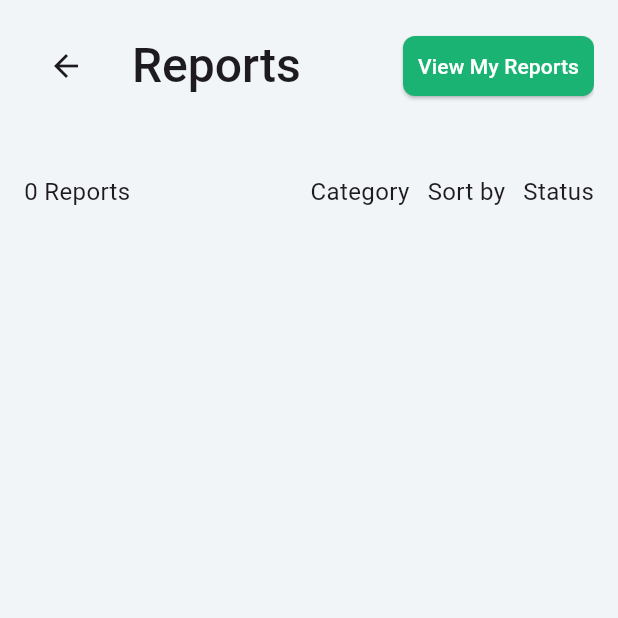
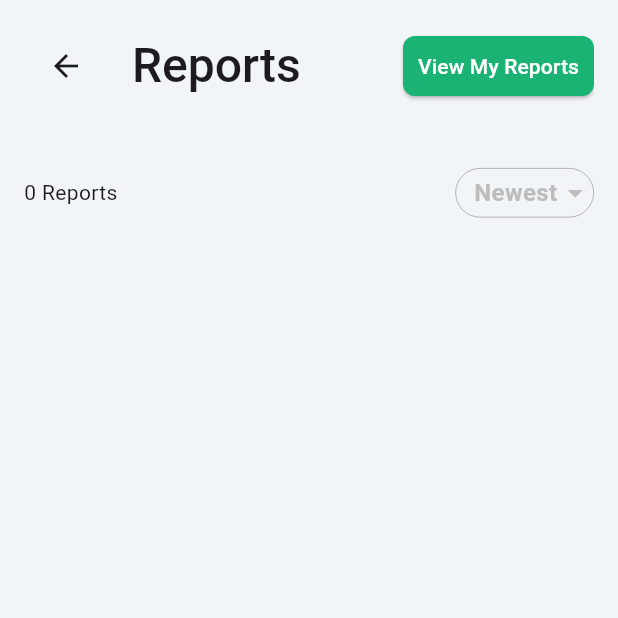
Before and after one commit to panithan-doe/KU-Reporting-app, a Flutter app: the HomeScreen screen opened directly, after a tap on "Reports", on a phone screen of 412 x 824 dp, the top half of it. Run offline on Flutter 3.47's test engine with Material 3 defaults, Android fonts, the light colour scheme and no system bars; our stand-ins replace cloud_firestore, firebase_auth, firebase_core, fl_chart, google_sign_in, image_picker; accounts and stored records are empty.

Commit message:
add sorting to all-reports page

```diff
--- a/lib/screens/reports/all_reports.dart
+++ b/lib/screens/reports/all_reports.dart
@@ -1,18 +1,31 @@
 import 'package:cloud_firestore/cloud_firestore.dart';
 import 'package:flutter/material.dart';
 import 'package:ku_report_app/screens/reports/my_reports.dart';
+import 'package:ku_report_app/theme/color.dart';
+import 'package:ku_report_app/widgets/filter_bar.dart';
 import 'package:ku_report_app/services/report_service.dart';
 import 'package:ku_report_app/widgets/listtile_report.dart';
 
-class AllReportsScreen extends StatelessWidget {
-  AllReportsScreen({super.key});
+class AllReportsScreen extends StatefulWidget {
+  const AllReportsScreen({super.key});
 
+  @override
+  State<AllReportsScreen> createState() => _AllReportsScreenState();
+}
+
+class _AllReportsScreenState extends State<AllReportsScreen> {
   final ReportService reportService = ReportService();
+
+  // Keep track of which sorting option is selected.
+  // "Newest" or "Oldest"
+  String _sortOption = 'Newest';
 
   @override
   Widget build(BuildContext context) {
     return Scaffold(
       backgroundColor: const Color(0xFFF2F5F7),
+
+      // Example custom appBar
       appBar: PreferredSize(
         preferredSize: const Size.fromHeight(100),
         child: Padding(
@@ -26,7 +39,10 @@ class AllReportsScreen extends StatelessWidget {
             actions: [
               ElevatedButton(
                 onPressed: () {
-                  Navigator.push(context, MaterialPageRoute(builder: (context) => MyReportsPage()));
+                  Navigator.push(
+                    context,
+                    MaterialPageRoute(builder: (context) => MyReportsPage()),
+                  );
                 },
                 style: ElevatedButton.styleFrom(
                   backgroundColor: const Color.fromARGB(255, 27, 179, 115),
@@ -45,10 +61,10 @@ class AllReportsScreen extends StatelessWidget {
           ),
         ),
       ),
-      body: Container(
-        color: const Color(0xFFF2F5F7),
-        child: StreamBuilder<QuerySnapshot>(
-          stream: reportService.getAllReportStream(),
+
+      // Now we use our "sorted" stream instead of the plain getAllReportStream()
+      body: StreamBuilder<QuerySnapshot>(
+        stream: _getSortedReportStream(),
         builder: (context, snapshot) {
           if (!snapshot.hasData) {
             return const Center(child: CircularProgressIndicator());
@@ -57,31 +73,28 @@ class AllReportsScreen extends StatelessWidget {
 
           return Column(
             children: [
-                Padding(
-                  padding: const EdgeInsets.all(16),
-                  child: Row(
-                    mainAxisAlignment: MainAxisAlignment.spaceBetween,
-                    children: [
-                      Text(
-                        '${reportList.length} Reports',
-                        style: const TextStyle(fontSize: 16),
+              // FilterBar that triggers the bottom sheet
+              FilterBar(
+                onSortTap: () => _showSortBottomSheet(context),
+                currentSort: _sortOption,
+                reportsLength: reportList.length,
               ),
-                      // Filter and Sorting
-                      Row(
-                        children: const [
-                          Text('Category', style: TextStyle(fontSize: 16)),
-                          SizedBox(width: 12),
-                          Text('Sort by', style: TextStyle(fontSize: 16)),
-                          SizedBox(width: 12),
-                          Text('Status', style: TextStyle(fontSize: 16)),
-                        ],
-                      ),
-                    ],
-                  ),
-                ),
+
+              // Padding(
+              //   padding: const EdgeInsets.symmetric(vertical: 12, horizontal: 16),
+              //   child: Row(
+              //     mainAxisAlignment: MainAxisAlignment.start,
+              //     crossAxisAlignment: CrossAxisAlignment.center,
+              //     children: [
+              //       Text(
+              //         '${reportList.length} Reports',
+              //         style: const TextStyle(fontSize: 16),
+              //       ),
+              //     ],
+              //   ),
+              // ),
+
               Expanded(
-                  child: Padding(
-                    padding: const EdgeInsets.all(16.0),
                 child: ListView.builder(
                   itemCount: reportList.length,
                   itemBuilder: (context, index) {
@@ -103,12 +116,80 @@ class AllReportsScreen extends StatelessWidget {
                   },
                 ),
               ),
-                ),
             ],
           );
         },
       ),
+    );
+  }
+
+  /// Decide how to sort based on _sortOption
+  Stream<QuerySnapshot> _getSortedReportStream() {
+    if (_sortOption == 'Newest') {
+      // Sort by postDate descending
+      return reportService.getAllReportStream(descending: true);
+    } else {
+      // Sort by postDate ascending
+      return reportService.getAllReportStream(descending: false);
+    }
+  }
+
+  /// Show bottom sheet so user can pick "Newest" or "Oldest"
+  void _showSortBottomSheet(BuildContext context) {
+    showModalBottomSheet(
+      context: context,
+      builder: (BuildContext ctx) {
+        return SizedBox(
+          height: 300,
+          child: Column(
+            mainAxisSize: MainAxisSize.min,
+            children: [
+              Container(
+                padding: const EdgeInsets.all(20),
+                decoration: const BoxDecoration(
+                  border: Border(
+                    bottom: BorderSide(color: Colors.grey, width: 1),
                   ),
+                ),
+                child: Row(
+                  mainAxisAlignment: MainAxisAlignment.start,
+                  children: const [
+                    SizedBox(width: 12),
+                    Text(
+                      'Sort by',
+                      style: TextStyle(fontSize: 18, fontWeight: FontWeight.bold),
+                    ),
+                  ],
+                ),
+              ),
+              ListTile(
+                title: const Text("Newest (Default)"),
+                trailing: _sortOption == 'Newest'
+                    ? const Icon(Icons.check, color: customGreenPrimary)
+                    : null,
+                onTap: () {
+                  setState(() {
+                    _sortOption = 'Newest';
+                  });
+                  Navigator.of(ctx).pop();
+                },
+              ),
+              ListTile(
+                title: const Text("Oldest"),
+                trailing: _sortOption == 'Oldest'
+                    ? const Icon(Icons.check, color: customGreenPrimary)
+                    : null,
+                onTap: () {
+                  setState(() {
+                    _sortOption = 'Oldest';
+                  });
+                  Navigator.of(ctx).pop();
+                },
+              ),
+            ],
+          ),
+        );
+      },
     );
   }
 }
--- a/lib/services/report_service.dart
+++ b/lib/services/report_service.dart
@@ -10,10 +10,10 @@ class ReportService {
   // CREATE: add a new report
 
   // READ: get all report
-  Stream<QuerySnapshot> getAllReportStream() {
-    final reportStream = report.orderBy('postDate', descending: false).snapshots();
-
-    return reportStream;
+  Stream<QuerySnapshot> getAllReportStream({bool descending = true}) {
+    // Return all reports ordered by 'postDate'
+    // If descending == true, we get newest first; if false, oldest first.
+    return report.orderBy('postDate', descending: descending).snapshots();
   }
 
   // READ: get reports by userId
--- a/lib/widgets/filter_bar.dart
+++ b/lib/widgets/filter_bar.dart
@@ -3,26 +3,24 @@ import 'package:flutter/material.dart';
 // import 'package:flutter/material.dart';
 
 class FilterBar extends StatelessWidget {
+  const FilterBar({super.key, this.onSortTap, this.currentSort, required this.reportsLength});
   // New callback to handle sort tapping
   final VoidCallback? onSortTap;
   final String? currentSort;
+  final int reportsLength;
 
-  const FilterBar({
-    super.key,
-    this.onSortTap,
-    this.currentSort,
-  });
 
   @override
   Widget build(BuildContext context) {
-    return Container(
-      color: Colors.white,
+    return SizedBox(
+      // color: Colors.white,
       child: Padding(
         padding: const EdgeInsets.symmetric(vertical: 12, horizontal: 16),
         child: Row(
-          mainAxisAlignment: MainAxisAlignment.end,
+          mainAxisAlignment: MainAxisAlignment.spaceBetween,
           children: [
             // Pass the onSortTap and current sort text down
+            Text('$reportsLength Reports'),
             FilterDropdown(
               filterText: currentSort ?? 'Sort by',
               onTap: onSortTap,
@@ -38,11 +36,7 @@ class FilterDropdown extends StatelessWidget {
   final String filterText;
   final VoidCallback? onTap;
 
-  const FilterDropdown({
-    super.key,
-    required this.filterText,
-    this.onTap,
-  });
+  const FilterDropdown({super.key, required this.filterText, this.onTap});
 
   @override
   Widget build(BuildContext context) {
@@ -51,7 +45,11 @@ class FilterDropdown extends StatelessWidget {
       child: Container(
         padding: const EdgeInsets.only(left: 12, top: 4, bottom: 4),
         decoration: BoxDecoration(
-          border: Border.all(color: Colors.grey, width: 0.5),
+          color: filterText == 'Oldest' ? Colors.blue[50] : Colors.transparent,
+          border: Border.all(
+            color: filterText == 'Oldest'
+              ? Colors.blue
+              : Colors.grey, width: 0.5),
           borderRadius: BorderRadius.circular(50),
         ),
         child: Row(
@@ -60,14 +58,13 @@ class FilterDropdown extends StatelessWidget {
               filterText,
               style: TextStyle(
                 fontSize: 16,
-                color: Colors.grey[400],
+                color: filterText == 'Oldest'
+                  ? Colors.blue[400]
+                  : Colors.grey[400],
                 fontWeight: FontWeight.bold,
               ),
             ),
-            Icon(
-              Icons.arrow_drop_down,
-              color: Colors.grey[400],
-            ),
+            Icon(Icons.arrow_drop_down, color: filterText == 'Oldest' ? Colors.blue[100] : Colors.grey[400]),
           ],
         ),
       ),
```
Also changed, not shown: lib/screens/reports/my_reports.dart (+17 -93 lines). Lines whose indentation alone changed are shown as unchanged.
